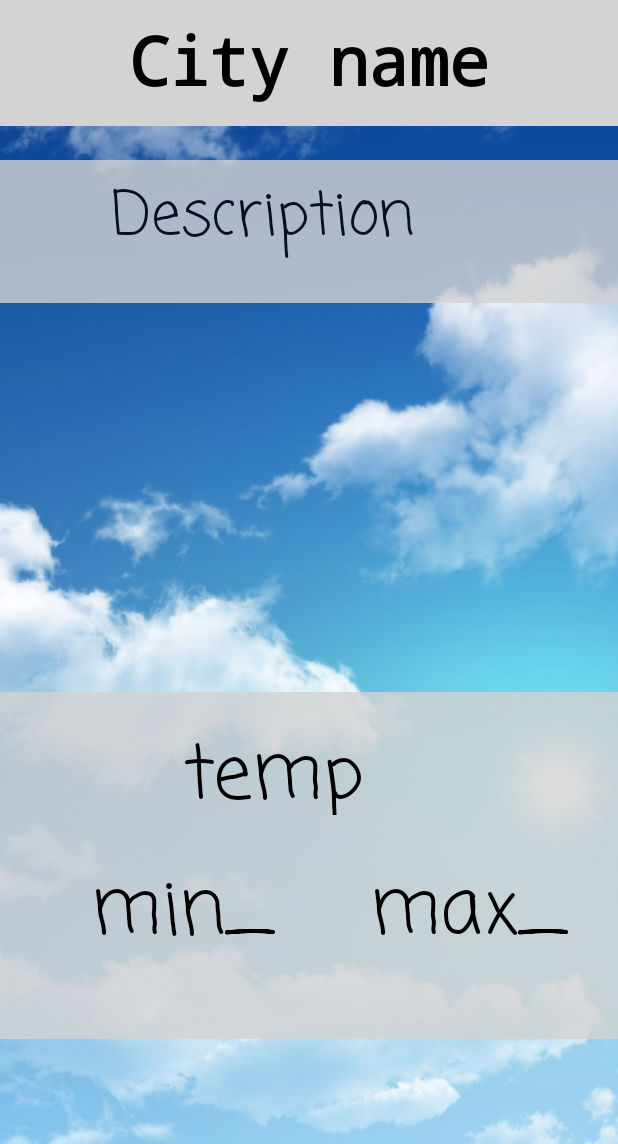
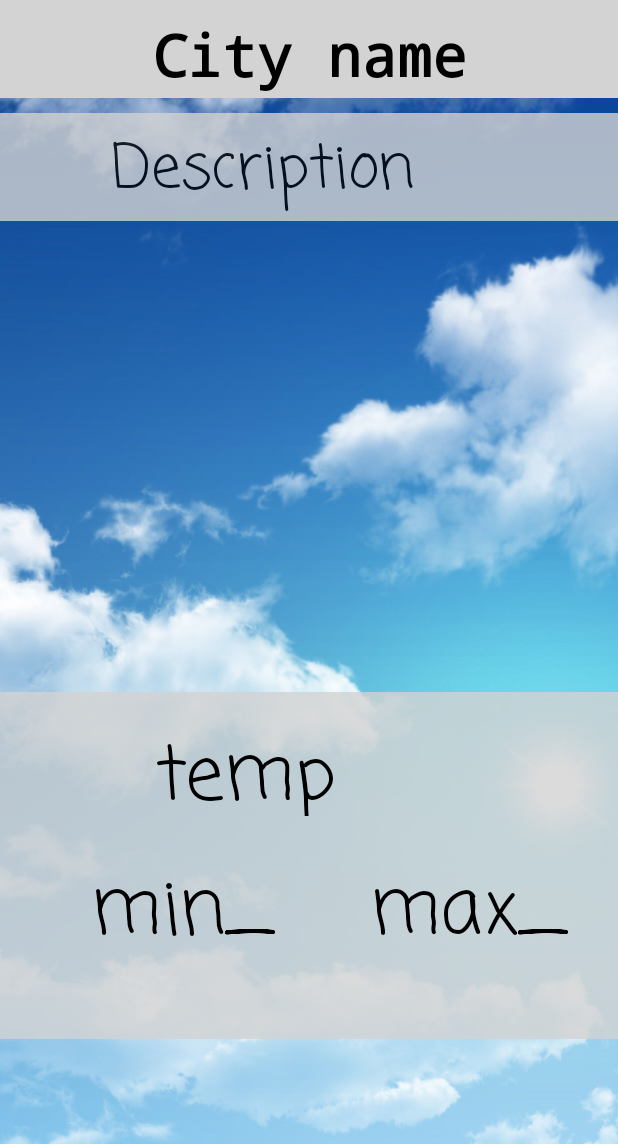
Before and after one commit to Conversier/MeteoApp, an Android app: the DetailLocationFragment screen opened directly, with no data from a screen before it, on a phone screen of 412 x 824 dp, the part 92-1236 px from its top. Run offline under Robolectric (Android 15) with nearby library versions, the phone set to English and light mode, and no system bars; network calls fail; 8 statements that could not run were skipped.

Commit message:
update landscape layout

```diff
--- a/app/build.gradle
+++ b/app/build.gradle
@@ -28,4 +28,5 @@ dependencies {
     implementation 'com.android.support:recyclerview-v7:28.0.0'
     implementation 'com.google.android.gms:play-services-location:16.0.0'
     implementation 'io.nlopez.smartlocation:library:3.3.3'
+    implementation 'com.android.support:design:28.0.0'
 }
--- a/app/src/main/AndroidManifest.xml
+++ b/app/src/main/AndroidManifest.xml
@@ -8,7 +8,7 @@
         android:allowBackup="true"
         android:icon="@mipmap/ic_launcher"
         android:label="@string/app_name"
-        android:roundIcon="@mipmap/ic_launcher_round"
+        android:roundIcon="@mipmap/ic_launcher"
         android:supportsRtl="true"
         android:theme="@style/AppTheme">
         <activity android:name=".activities.MainActivity">
--- a/app/src/main/java/ch/supsi/dti/isin/meteoapp/HTTPRequest.java
+++ b/app/src/main/java/ch/supsi/dti/isin/meteoapp/HTTPRequest.java
@@ -19,6 +19,7 @@ import java.util.concurrent.ExecutionException;
 
 import ch.supsi.dti.isin.meteoapp.model.Location;
 import ch.supsi.dti.isin.meteoapp.model.Weather;
+import ch.supsi.dti.isin.meteoapp.services.TestService;
 
 
 public class HTTPRequest extends AsyncTask<Location, Void, String> {
--- a/app/src/main/res/layout-land/fragment_detail_location.xml
+++ b/app/src/main/res/layout-land/fragment_detail_location.xml
@@ -1,62 +1,32 @@
 <?xml version="1.0" encoding="utf-8"?>
-<android.support.constraint.ConstraintLayout
-    xmlns:android="http://schemas.android.com/apk/res/android"
+<android.support.constraint.ConstraintLayout xmlns:android="http://schemas.android.com/apk/res/android"
     xmlns:app="http://schemas.android.com/apk/res-auto"
     xmlns:tools="http://schemas.android.com/tools"
     android:layout_width="match_parent"
     android:layout_height="match_parent"
-    android:background="@drawable/clear"
-    >
+    android:background="@drawable/clear">
 
-    <LinearLayout xmlns:android="http://schemas.android.com/apk/res/android"
-        android:id="@+id/cityContainer"
+
+    <LinearLayout
+        android:id="@+id/weatherDescriptionContainer"
         android:layout_width="fill_parent"
-        android:layout_height="95dp"
+        android:layout_height="54dp"
         android:layout_marginTop="8dp"
+        android:layout_marginBottom="8dp"
+        android:alpha="0.8"
         android:background="#D3D3D3"
         android:orientation="vertical"
-        app:layout_constraintBottom_toBottomOf="parent"
+        app:layout_constraintBottom_toTopOf="@+id/info"
         app:layout_constraintEnd_toEndOf="parent"
         app:layout_constraintHorizontal_bias="0.0"
         app:layout_constraintStart_toStartOf="parent"
         app:layout_constraintTop_toTopOf="parent"
-        app:layout_constraintVertical_bias="0.0"
-        tools:alpha="0.8" />
-
-    <LinearLayout xmlns:android="http://schemas.android.com/apk/res/android"
-        android:id="@+id/weatherDescriptionContainer"
-        android:layout_width="fill_parent"
-        android:layout_height="67dp"
-        android:layout_marginTop="8dp"
-        android:alpha="0.8"
-        android:background="#D3D3D3"
-        android:orientation="vertical"
-        app:layout_constraintBottom_toBottomOf="parent"
-        app:layout_constraintEnd_toEndOf="parent"
-        app:layout_constraintHorizontal_bias="0.0"
-        app:layout_constraintStart_toStartOf="parent"
-        app:layout_constraintTop_toTopOf="parent"
-        app:layout_constraintVertical_bias="0.402" />
-
-
-    <LinearLayout xmlns:android="http://schemas.android.com/apk/res/android"
-        android:id="@+id/temperatureContainer"
-        android:layout_width="fill_parent"
-        android:layout_height="162dp"
-        android:alpha="0.8"
-        android:background="#D3D3D3"
-        android:orientation="vertical"
-        app:layout_constraintBottom_toBottomOf="parent"
-        app:layout_constraintEnd_toEndOf="parent"
-        app:layout_constraintHorizontal_bias="0.0"
-        app:layout_constraintStart_toStartOf="parent"
-        app:layout_constraintTop_toTopOf="parent"
-        app:layout_constraintVertical_bias="1.0" />
+        app:layout_constraintVertical_bias="0.727">
 
         <TextView
             android:id="@+id/weatherDescription"
-        android:layout_width="333dp"
-        android:layout_height="60dp"
+            android:layout_width="match_parent"
+            android:layout_height="wrap_content"
             android:layout_alignParentEnd="true"
             android:layout_centerVertical="true"
             android:layout_marginStart="8dp"
@@ -68,115 +38,161 @@
             android:textAlignment="center"
             android:textColor="@android:color/background_dark"
             android:textColorHighlight="@android:color/primary_text_dark"
-        android:textSize="40dp"
-        app:layout_constraintBottom_toBottomOf="parent"
+            android:textSize="25dp"
+            app:layout_constraintBottom_toTopOf="@+id/temperatureContainer"
             app:layout_constraintEnd_toEndOf="parent"
-        app:layout_constraintHorizontal_bias="0.536"
+            app:layout_constraintHorizontal_bias="0.0"
             app:layout_constraintStart_toStartOf="parent"
             app:layout_constraintTop_toTopOf="parent"
-        app:layout_constraintVertical_bias="0.402"
 
-        />
+            app:layout_constraintVertical_bias="0.758" />
+    </LinearLayout>
+
+    <LinearLayout
+        android:id="@+id/cityContainer"
+        android:layout_width="fill_parent"
+        android:layout_height="58dp"
+        android:layout_marginTop="8dp"
+        android:layout_marginBottom="8dp"
+        android:background="#D3D3D3"
+        android:orientation="vertical"
+        app:layout_constraintBottom_toTopOf="@+id/weatherDescriptionContainer"
+        app:layout_constraintEnd_toEndOf="parent"
+        app:layout_constraintHorizontal_bias="0.0"
+        app:layout_constraintStart_toStartOf="parent"
+        app:layout_constraintTop_toTopOf="parent"
+        app:layout_constraintVertical_bias="0.0"
+        tools:alpha="0.8">
 
         <TextView
             android:id="@+id/city_name"
-        android:layout_width="345dp"
-        android:layout_height="92dp"
+            android:layout_width="match_parent"
+            android:layout_height="wrap_content"
             android:layout_alignParentEnd="true"
             android:layout_centerVertical="true"
             android:layout_marginStart="8dp"
             android:layout_marginTop="8dp"
             android:layout_marginEnd="8dp"
             android:layout_marginBottom="8dp"
+            android:autoSizeTextType="uniform"
             android:fontFamily="monospace"
             android:hint="@android:string/dialog_alert_title"
             android:text="City name"
             android:textAlignment="center"
             android:textColor="@android:color/background_dark"
             android:textColorHighlight="@android:color/primary_text_dark"
+            android:textSize="40dp"
             android:textStyle="bold"
-        android:textSize="60dp"
-        app:layout_constraintBottom_toBottomOf="parent"
+            app:layout_constraintBottom_toTopOf="@+id/weatherDescriptionContainer"
             app:layout_constraintEnd_toEndOf="parent"
             app:layout_constraintStart_toStartOf="parent"
             app:layout_constraintTop_toTopOf="parent"
-        app:layout_constraintVertical_bias="0.012"
 
-        />
+            app:layout_constraintVertical_bias="0.012" />
+    </LinearLayout>
+
+    <android.support.constraint.ConstraintLayout
+        android:id="@+id/info"
+        android:layout_width="727dp"
+        android:layout_height="118dp"
+        android:alpha="0.7"
+        android:background="#D3D3D3"
+        android:orientation="vertical"
+        app:layout_constraintBottom_toBottomOf="parent"
+        app:layout_constraintStart_toStartOf="parent"
+        app:layout_constraintTop_toTopOf="parent"
+        app:layout_constraintVertical_bias="0.943">
 
         <TextView
             android:id="@+id/temp"
-        android:layout_width="166dp"
-        android:layout_height="63dp"
-        android:layout_marginStart="8dp"
-        android:layout_marginTop="8dp"
-        android:layout_marginEnd="8dp"
-        android:layout_marginBottom="8dp"
+            android:layout_width="wrap_content"
+            android:layout_height="wrap_content"
             android:fontFamily="casual"
             android:text="temp"
             android:textColor="@android:color/black"
             android:textSize="50dp"
             app:layout_constraintBottom_toBottomOf="parent"
-        app:layout_constraintEnd_toEndOf="parent"
-        app:layout_constraintHorizontal_bias="0.428"
+            app:layout_constraintEnd_toStartOf="@+id/image_view"
+            app:layout_constraintHorizontal_bias="0.434"
             app:layout_constraintStart_toStartOf="parent"
             app:layout_constraintTop_toTopOf="parent"
-        app:layout_constraintVertical_bias="0.837" />
+            app:layout_constraintVertical_bias="0.941" />
+
+        <ImageView
+            android:id="@+id/image_view"
+            android:layout_width="57dp"
+            android:layout_height="52dp"
+            app:layout_constraintBottom_toBottomOf="parent"
+            app:layout_constraintEnd_toEndOf="parent"
+            app:layout_constraintHorizontal_bias="0.262"
+            app:layout_constraintStart_toStartOf="parent"
+            app:layout_constraintTop_toTopOf="parent"
+            app:layout_constraintVertical_bias="0.811"
+
+            />
+
+        <TextView
+            android:id="@+id/temp_min2"
+            android:layout_width="116dp"
+            android:layout_height="65dp"
+            android:fontFamily="casual"
+            android:text="MIN:"
+            android:textAlignment="viewStart"
+            android:textColor="@android:color/black"
+            android:textSize="40dp"
+            app:layout_constraintBottom_toBottomOf="parent"
+            app:layout_constraintEnd_toEndOf="parent"
+            app:layout_constraintHorizontal_bias="0.515"
+            app:layout_constraintStart_toStartOf="parent"
+            app:layout_constraintTop_toTopOf="parent"
+            app:layout_constraintVertical_bias="0.25" />
 
         <TextView
             android:id="@+id/temp_max"
-        android:layout_width="150dp"
-        android:layout_height="73dp"
-        android:layout_marginStart="8dp"
-        android:layout_marginTop="8dp"
-        android:layout_marginEnd="8dp"
-        android:layout_marginBottom="8dp"
+            android:layout_width="wrap_content"
+            android:layout_height="65dp"
             android:fontFamily="casual"
-        android:text="max_t"
+            android:text="max"
             android:textColor="@android:color/black"
-        android:textSize="50dp"
+            android:textSize="40dp"
             app:layout_constraintBottom_toBottomOf="parent"
             app:layout_constraintEnd_toEndOf="parent"
-        app:layout_constraintHorizontal_bias="0.861"
+            app:layout_constraintHorizontal_bias="0.176"
+            app:layout_constraintStart_toEndOf="@+id/temp_max2"
+            app:layout_constraintTop_toTopOf="parent"
+            app:layout_constraintVertical_bias="1.0" />
+
+        <TextView
+            android:id="@+id/temp_max2"
+            android:layout_width="wrap_content"
+            android:layout_height="55dp"
+            android:fontFamily="casual"
+            android:text="MAX:"
+            android:textColor="@android:color/black"
+            android:textSize="40dp"
+            app:layout_constraintBottom_toBottomOf="parent"
+            app:layout_constraintEnd_toEndOf="parent"
+            app:layout_constraintHorizontal_bias="0.497"
             app:layout_constraintStart_toStartOf="parent"
             app:layout_constraintTop_toTopOf="parent"
-        app:layout_constraintVertical_bias="0.975" />
+            app:layout_constraintVertical_bias="0.952" />
 
         <TextView
             android:id="@+id/temp_min"
-        android:layout_width="137dp"
-        android:layout_height="69dp"
-        android:layout_marginStart="8dp"
-        android:layout_marginTop="8dp"
-        android:layout_marginEnd="8dp"
-        android:layout_marginBottom="8dp"
+            android:layout_width="wrap_content"
+            android:layout_height="62dp"
             android:fontFamily="casual"
-        android:text="min_t"
+            android:text="min"
+            android:textAlignment="viewStart"
             android:textColor="@android:color/black"
-        android:textSize="50dp"
+            android:textSize="40dp"
             app:layout_constraintBottom_toBottomOf="parent"
             app:layout_constraintEnd_toEndOf="parent"
-        app:layout_constraintHorizontal_bias="0.117"
-        app:layout_constraintStart_toStartOf="parent"
+            app:layout_constraintHorizontal_bias="0.084"
+            app:layout_constraintStart_toEndOf="@+id/temp_min2"
             app:layout_constraintTop_toTopOf="parent"
-        app:layout_constraintVertical_bias="0.938" />
+            app:layout_constraintVertical_bias="0.237" />
+    </android.support.constraint.ConstraintLayout>
 
 
-    <ImageView
-        android:id="@+id/image_view"
-        android:layout_width="63dp"
-        android:layout_height="64dp"
-        android:layout_marginStart="8dp"
-        android:layout_marginTop="8dp"
-        android:layout_marginEnd="8dp"
-        android:layout_marginBottom="8dp"
-        app:layout_constraintBottom_toBottomOf="parent"
-        app:layout_constraintEnd_toEndOf="parent"
-        app:layout_constraintHorizontal_bias="0.581"
-        app:layout_constraintStart_toStartOf="parent"
-        app:layout_constraintTop_toTopOf="parent"
-        app:layout_constraintVertical_bias="0.839"
-
-        />
-
 </android.support.constraint.ConstraintLayout>
--- a/app/src/main/res/layout/fragment_detail_location.xml
+++ b/app/src/main/res/layout/fragment_detail_location.xml
@@ -10,7 +10,7 @@
         xmlns:app="http://schemas.android.com/apk/res-auto"
         android:id="@+id/cityContainer"
         android:layout_width="fill_parent"
-        android:layout_height="84dp"
+        android:layout_height="65dp"
         android:layout_marginTop="5dp"
         android:layout_marginBottom="5dp"
         android:background="#D3D3D3"
@@ -26,16 +26,15 @@
         <TextView
             android:id="@+id/city_name"
             android:layout_width="match_parent"
-            android:layout_height="60dp"
-
+            android:layout_height="wrap_content"
             android:layout_alignParentEnd="true"
-
             android:layout_centerVertical="true"
             android:layout_marginStart="8dp"
             android:layout_marginTop="10dp"
             android:layout_marginEnd="8dp"
             android:layout_marginBottom="3dp"
             android:autoSizeTextType="uniform"
+
             android:fontFamily="monospace"
             android:hint="@android:string/dialog_alert_title"
             android:text="City name"
@@ -56,18 +55,18 @@
     <LinearLayout
         android:id="@+id/weatherDescriptionContainer"
         android:layout_width="fill_parent"
-        android:layout_height="95dp"
+        android:layout_height="72dp"
         android:layout_marginTop="8dp"
-        android:layout_marginBottom="424dp"
+        android:layout_marginBottom="8dp"
         android:alpha="0.8"
         android:background="#D3D3D3"
         android:orientation="vertical"
-        app:layout_constraintBottom_toBottomOf="parent"
+        app:layout_constraintBottom_toTopOf="@+id/temperatureContainer"
         app:layout_constraintEnd_toEndOf="parent"
         app:layout_constraintHorizontal_bias="0.0"
         app:layout_constraintStart_toStartOf="parent"
         app:layout_constraintTop_toBottomOf="@+id/cityContainer"
-        app:layout_constraintVertical_bias="0.098">
+        app:layout_constraintVertical_bias="0.007">
 
         <TextView
             android:id="@+id/weatherDescription"
@@ -111,9 +110,9 @@
 
     <TextView
         android:id="@+id/temp"
-        android:layout_width="166dp"
+        android:layout_width="131dp"
         android:layout_height="63dp"
-        android:layout_marginStart="8dp"
+        android:layout_marginStart="92dp"
         android:layout_marginTop="8dp"
         android:layout_marginEnd="8dp"
         android:layout_marginBottom="8dp"
@@ -122,11 +121,10 @@
         android:textColor="@android:color/black"
         android:textSize="50dp"
         app:layout_constraintBottom_toBottomOf="parent"
-        app:layout_constraintEnd_toEndOf="parent"
-        app:layout_constraintHorizontal_bias="0.497"
+        app:layout_constraintEnd_toStartOf="@+id/image_view"
         app:layout_constraintStart_toStartOf="parent"
         app:layout_constraintTop_toTopOf="parent"
-        app:layout_constraintVertical_bias="0.693" />
+        app:layout_constraintVertical_bias="0.694" />
 
     <TextView
         android:id="@+id/temp_max"
@@ -177,10 +175,10 @@
         android:layout_marginBottom="8dp"
         app:layout_constraintBottom_toBottomOf="parent"
         app:layout_constraintEnd_toEndOf="parent"
-        app:layout_constraintHorizontal_bias="0.683"
+        app:layout_constraintHorizontal_bias="0.737"
         app:layout_constraintStart_toStartOf="parent"
         app:layout_constraintTop_toTopOf="parent"
-        app:layout_constraintVertical_bias="0.692"
+        app:layout_constraintVertical_bias="0.694"
 
         />
 
--- a/app/src/main/res/menu/fragment_list.xml
+++ b/app/src/main/res/menu/fragment_list.xml
@@ -1,4 +1,9 @@
 <menu xmlns:android="http://schemas.android.com/apk/res/android" xmlns:app="http://schemas.android.com/apk/res-auto">
+    <item
+        android:id="@+id/menu_cleardb"
+        android:icon="@android:drawable/ic_menu_delete"
+        android:title="New"
+        app:showAsAction="ifRoom|withText" />
     <item
         android:id="@+id/menu_add"
         android:icon="@android:drawable/ic_menu_add"
--- a/app/src/main/res/mipmap-anydpi-v26/ic_launcher.xml
+++ b/app/src/main/res/mipmap-anydpi-v26/ic_launcher.xml
@@ -1,5 +1,5 @@
 <?xml version="1.0" encoding="utf-8"?>
 <adaptive-icon xmlns:android="http://schemas.android.com/apk/res/android">
-    <background android:drawable="@drawable/ic_launcher_background" />
-    <foreground android:drawable="@drawable/ic_launcher_foreground" />
+    <background android:drawable="@color/ic_launcher_background"/>
+    <foreground android:drawable="@mipmap/ic_launcher"/>
 </adaptive-icon>
--- a/app/src/main/res/mipmap-anydpi-v26/ic_launcher_round.xml
+++ b/app/src/main/res/mipmap-anydpi-v26/ic_launcher_round.xml
@@ -1,5 +1,5 @@
 <?xml version="1.0" encoding="utf-8"?>
 <adaptive-icon xmlns:android="http://schemas.android.com/apk/res/android">
-    <background android:drawable="@drawable/ic_launcher_background" />
-    <foreground android:drawable="@drawable/ic_launcher_foreground" />
+    <background android:drawable="@color/ic_launcher_background"/>
+    <foreground android:drawable="@mipmap/ic_launcher"/>
 </adaptive-icon>
```
Also changed, not shown: app/src/main/java/ch/supsi/dti/isin/meteoapp/fragments/ListFragment.java (+37 -18 lines), app/src/main/res/drawable/ic_launcher_background.xml (+70 -166 lines), app/src/main/res/mipmap-hdpi/ic_launcher.png, app/src/main/res/mipmap-hdpi/ic_launcher_round.png, app/src/main/res/mipmap-mdpi/ic_launcher.png, app/src/main/res/mipmap-mdpi/ic_launcher_round.png, app/src/main/res/mipmap-xhdpi/ic_launcher.png, app/src/main/res/mipmap-xhdpi/ic_launcher_round.png, app/src/main/res/mipmap-xxhdpi/ic_launcher.png, app/src/main/res/mipmap-xxhdpi/ic_launcher_round.png, app/src/main/res/mipmap-xxxhdpi/ic_launcher.png, app/src/main/res/mipmap-xxxhdpi/ic_launcher_round.png. Lines whose indentation alone changed are shown as unchanged.
